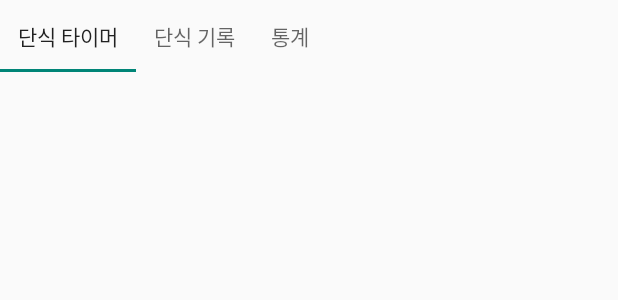
After one commit to physical-100/UXdesign-MealPlanB, an Android app: the layout fragment_fast.xml on its own in the app's theme, with its tools: preview values and no code run, on a phone screen of 412 x 824 dp. The commit adds this screen. Shown: the top 300 px of the screen. Run offline under Robolectric (Android 15) with nearby library versions, the phone set to English and light mode, and no system bars.

Commit message:
타이머 레이아웃

```diff
--- a/app/build.gradle
+++ b/app/build.gradle
@@ -1,6 +1,8 @@
 plugins {
     id 'com.android.application'
     id 'org.jetbrains.kotlin.android'
+    id 'com.google.gms.google-services'
+
 }
 
 android {
@@ -48,6 +50,7 @@ dependencies {
     implementation 'com.github.PhilJay:MPAndroidChart:v3.1.0'
     implementation 'com.google.android.material:material:1.4.0'
     implementation 'androidx.viewpager2:viewpager2:1.0.0'
+    implementation 'com.google.firebase:firebase-database-ktx:20.3.0'
     testImplementation 'junit:junit:4.13.2'
     androidTestImplementation 'androidx.test.ext:junit:1.1.5'
     androidTestImplementation 'androidx.test.espresso:espresso-core:3.5.1'
--- a/app/src/main/java/com/example/mealplanb/MainActivity.kt
+++ b/app/src/main/java/com/example/mealplanb/MainActivity.kt
@@ -1,8 +1,8 @@
 package com.example.mealplanb
 
-import Profile_fragment
 import androidx.appcompat.app.AppCompatActivity
 import android.os.Bundle
+import com.example.mealplanb.initset.Profile_fragment
 
 class MainActivity : AppCompatActivity() {
 
--- a/app/src/main/java/com/example/mealplanb/bottomnav/MainFragment.kt
+++ b/app/src/main/java/com/example/mealplanb/bottomnav/MainFragment.kt
@@ -45,7 +45,9 @@ class MainFragment : Fragment() {
                 }
                 R.id.navigation_fast -> {
                     // 단식 화면으로 이동
-                    // 예: supportFragmentManager.beginTransaction().replace(R.id.fragment_container, NotificationsFragment()).commit()
+                    val transaction = requireActivity().supportFragmentManager.beginTransaction()
+                    transaction.replace(R.id.basic_container, FastFragment())
+                    transaction.commit()
                     true
                 }
                 R.id.navigation_my_page -> {
--- a/app/src/main/java/com/example/mealplanb/initset/Meal_selectFragment.kt
+++ b/app/src/main/java/com/example/mealplanb/initset/Meal_selectFragment.kt
@@ -10,10 +10,13 @@ import androidx.navigation.fragment.findNavController
 import com.example.mealplanb.R
 import com.example.mealplanb.Userdata
 import com.example.mealplanb.databinding.FragmentMealSelectBinding
+import com.google.firebase.database.FirebaseDatabase
 
 
 class Meal_selectFragment : Fragment() {
     lateinit var binding: FragmentMealSelectBinding
+    private val firebaseDatabase = FirebaseDatabase.getInstance()
+
 
 
     override fun onCreate(savedInstanceState: Bundle?) {
@@ -37,6 +40,8 @@ class Meal_selectFragment : Fragment() {
         binding.general.setOnClickListener{
 //            val mealtype="general"
             // 클릭시 색 변경 + 다음버튼 눌렀을 때 이동
+            val dataRoute=firebaseDatabase.getReference("사용자id별 초기설정값table/로그인한 사용자id")
+            dataRoute.child("목표식단").setValue("일반식단")
             var bundle = bundleOf("Userdata" to userdata)
             findNavController().navigate(R.id.action_meal_selectFragment_to_calorySettingFragment,bundle)
         }
--- a/app/src/main/res/layout/addfoodrow.xml
+++ b/app/src/main/res/layout/addfoodrow.xml
@@ -50,7 +50,7 @@
             android:layout_width="30dp"
             android:layout_height="30dp"
             android:layout_margin="20dp"
-            android:src="@drawable/img"
+            android:src="@drawable/plus"
             app:layout_constraintRight_toRightOf="parent"
             app:layout_constraintTop_toTopOf="parent" />
 
--- /dev/null
+++ b/app/src/main/res/layout/fragment_fast.xml
@@ -0,0 +1,36 @@
+<?xml version="1.0" encoding="utf-8"?>
+<FrameLayout xmlns:android="http://schemas.android.com/apk/res/android"
+    xmlns:tools="http://schemas.android.com/tools"
+    android:layout_width="match_parent"
+    android:layout_height="match_parent"
+    tools:context=".bottomnav.FastFragment">
+    <LinearLayout
+        android:layout_width="match_parent"
+        android:layout_height="match_parent"
+        android:orientation="vertical">
+        <com.google.android.material.tabs.TabLayout
+            android:id="@+id/tab_layout"
+            android:layout_width="wrap_content"
+            android:layout_height="wrap_content">
+        <com.google.android.material.tabs.TabItem
+            android:layout_width="wrap_content"
+            android:layout_height="wrap_content"
+            android:text="단식 타이머"/>
+        <com.google.android.material.tabs.TabItem
+            android:layout_width="wrap_content"
+            android:layout_height="wrap_content"
+            android:text="단식 기록"/>
+
+        <com.google.android.material.tabs.TabItem
+            android:layout_width="wrap_content"
+            android:layout_height="wrap_content"
+            android:text="통계" />
+
+    </com.google.android.material.tabs.TabLayout>
+
+    <androidx.viewpager2.widget.ViewPager2
+        android:id="@+id/view_pager"
+        android:layout_width="match_parent"
+        android:layout_height="match_parent"/>
+</LinearLayout>
+</FrameLayout>
--- /dev/null
+++ b/app/src/main/res/values/style.xml
@@ -0,0 +1,3 @@
+<?xml version="1.0" encoding="utf-8"?>
+<resources>
+</resources>
--- a/build.gradle
+++ b/build.gradle
@@ -3,4 +3,6 @@ plugins {
     id 'com.android.application' version '8.0.1' apply false
     id 'com.android.library' version '8.0.1' apply false
     id 'org.jetbrains.kotlin.android' version '1.8.20' apply false
+    id("com.google.gms.google-services") version "4.4.0" apply false
+
 }
```
Also changed, not shown: app/src/main/java/com/example/mealplanb/adapter/FastViewPagerAdapter.kt (added, +20 -0 lines), app/src/main/java/com/example/mealplanb/bottomnav/FastFragment.kt (added, +43 -0 lines), app/src/main/java/com/example/mealplanb/fragment/Fast_Record_Fragment.kt (added, +60 -0 lines), app/src/main/java/com/example/mealplanb/fragment/Fast_Timer_Fragment.kt (added, +24 -0 lines), app/src/main/java/com/example/mealplanb/initset/CalorySettingFragment.kt (+6 -1 lines), app/src/main/java/com/example/mealplanb/initset/DetailNutritionFragment.kt (+13 -0 lines), app/src/main/java/com/example/mealplanb/initset/Profile_fragment.kt (+23 -1 lines), app/src/main/res/layout/fragment_fast__record_.xml (added, +14 -0 lines), app/src/main/res/layout/fragment_fast__timer_.xml (added, +47 -0 lines), app/src/main/res/drawable/plus.png (renamed from app/src/main/res/drawable/img.png), app/src/main/res/drawable/timer.png (added), 1 other file.
